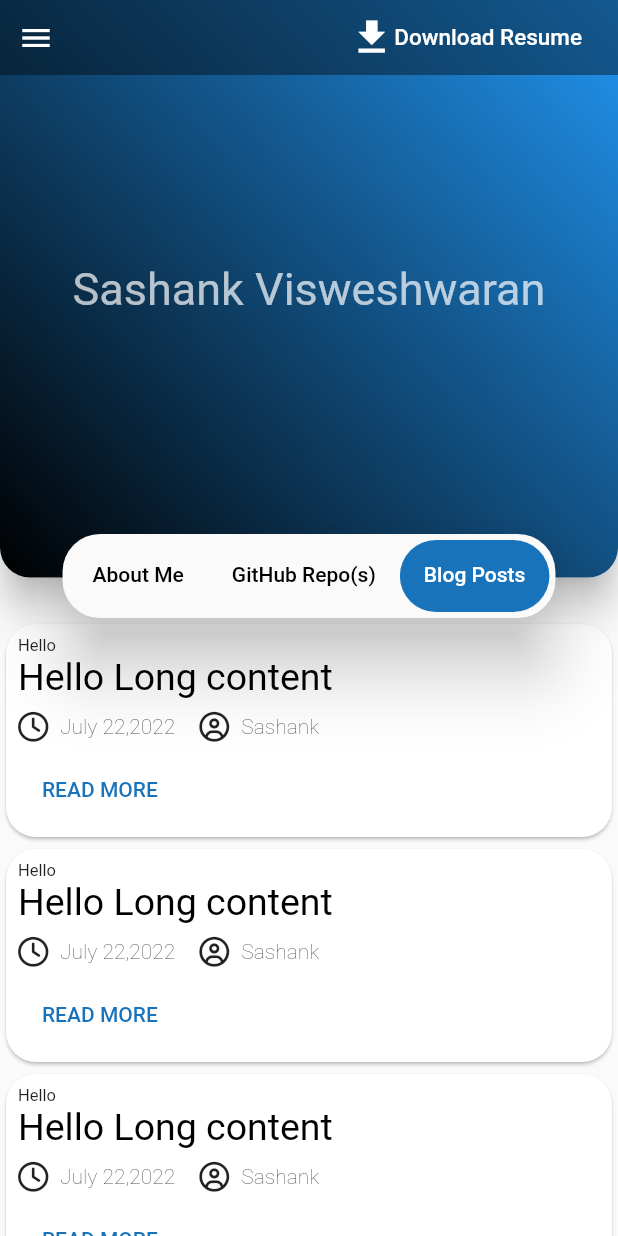
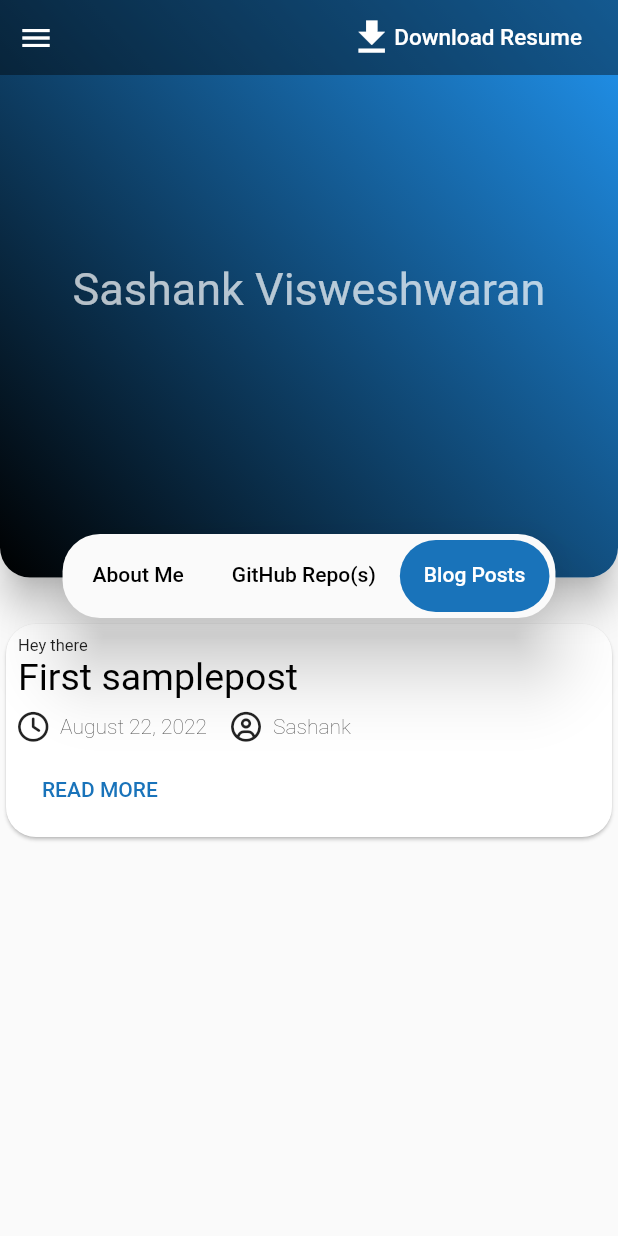
Before and after one commit to lightningbolt047/lightning-about-pwa, a Flutter app: the screen it shows after launch, tab 3 chosen, on a phone screen of 412 x 824 dp. Run offline on Flutter 3.47's test engine with Material 2 defaults, Android fonts, the phone set to English and light mode, and no system bars; drawn by our look-alikes of animated_text_kit; our stand-ins replace card_loading, font_awesome_flutter, google_fonts, package_info_plus, timeline_tile; missing offline and left inert: colorful_iconify_flutter, iconify_flutter, web_smooth_scroll.

Commit message:
[Blog] App can now read post metadata from a json asset

```diff
--- /dev/null
+++ b/blog_posts.json
@@ -0,0 +1,9 @@
+[
+    {
+        "name": "samplepost",
+        "createdOn": "2022-07-22T19:35:19.331",
+        "heading": "First samplepost",
+        "greeting": "Hey there",
+        "user": "Sashank"
+    }
+]
--- a/lib/widgets/cards/blog_post_card.dart
+++ b/lib/widgets/cards/blog_post_card.dart
@@ -1,19 +1,27 @@
 import 'package:flutter/material.dart';
 import 'package:font_awesome_flutter/font_awesome_flutter.dart';
-import 'package:myresume/widgets/buttons/label_icon_button.dart';
-import 'package:myresume/widgets/indicators/count_indicator.dart';
-
 import '../../const.dart';
-import '../../services/ui_services.dart';
+import '../../services/date_services.dart';
 
 class BlogPostCard extends StatefulWidget {
-  const BlogPostCard({Key? key}) : super(key: key);
+  final String heading;
+  final String greeting;
+  final String createdOn;
+  final String user;
+  const BlogPostCard({Key? key,required this.heading,required this.greeting,required this.createdOn,required this.user}) : super(key: key);
 
   @override
-  State<BlogPostCard> createState() => _BlogPostCardState();
+  State<BlogPostCard> createState() => _BlogPostCardState(heading,greeting,createdOn,user);
 }
 
 class _BlogPostCardState extends State<BlogPostCard> {
+
+  final String heading;
+  final String greeting;
+  final String createdOn;
+  final String user;
+
+  _BlogPostCardState(this.heading,this.greeting,this.createdOn,this.user);
 
   bool _mousePresent=false;
 
@@ -41,7 +49,7 @@ class _BlogPostCardState extends State<BlogPostCard> {
               child: Column(
                 crossAxisAlignment: CrossAxisAlignment.start,
                 children: [
-                  Text("Hello",style: TextStyle(
+                  Text(greeting,style: TextStyle(
                     fontSize: 11
                   ),),
                   AnimatedDefaultTextStyle(
@@ -50,7 +58,7 @@ class _BlogPostCardState extends State<BlogPostCard> {
                       fontSize: 25,
                       color: _mousePresent?accentColor:Colors.black,
                     ),
-                    child: Text("Hello Long content",),
+                    child: Text(heading,),
                   ),
                   SizedBox(
                     height: 8,
@@ -63,7 +71,7 @@ class _BlogPostCardState extends State<BlogPostCard> {
                           SizedBox(
                             width: 8,
                           ),
-                          Text("July 22,2022",style: TextStyle(
+                          Text(getNiceStringDateFromISO(createdOn),style: TextStyle(
                             fontWeight: FontWeight.w200
                           ),)
                         ],
@@ -77,7 +85,7 @@ class _BlogPostCardState extends State<BlogPostCard> {
                           SizedBox(
                             width: 8,
                           ),
-                          Text("Sashank",style: TextStyle(
+                          Text(user,style: TextStyle(
                             fontWeight: FontWeight.w200
                           ),)
                         ],
--- a/lib/widgets/cards/github_repo_card.dart
+++ b/lib/widgets/cards/github_repo_card.dart
@@ -4,8 +4,6 @@ import 'package:myresume/const.dart';
 import 'package:myresume/services/date_services.dart';
 import 'package:myresume/services/project_language_logo.dart';
 import 'package:myresume/services/url_launcher.dart';
-
-import '../../services/ui_services.dart';
 import '../indicators/count_indicator.dart';
 
 class GithubRepoCard extends StatefulWidget {
--- a/pubspec.yaml
+++ b/pubspec.yaml
@@ -41,6 +41,7 @@ dependencies:
   iconify_flutter: ^0.0.4
   package_info_plus: ^1.4.2
   simple_html_css: ^4.0.0
+  xml_parser: ^1.0.0
 
 dev_dependencies:
   flutter_test:
@@ -60,6 +61,9 @@ flutter:
   # To add assets to your application, add an assets section, like this:
   assets:
     - assets/
+    - blog_posts.json
+#    - assets/blog_posts.json
+#    - assets/blog_posts/
 
   # An image asset can refer to one or more resolution-specific "variants", see
   # https://flutter.dev/assets-and-images/#resolution-aware.
```
Also changed, not shown: lib/screens/blog_posts.dart (+33 -6 lines), lib/services/blog_services.dart (added, +10 -0 lines), lib/services/date_services.dart (+23 -0 lines), pubspec.lock, 1 other file.
